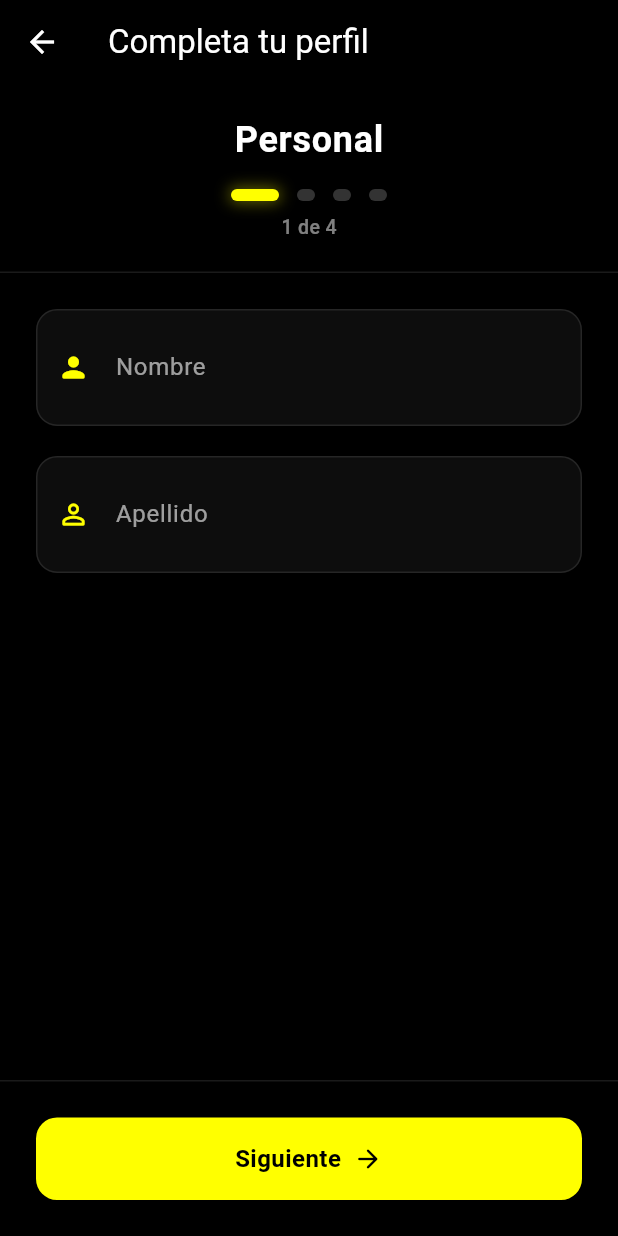
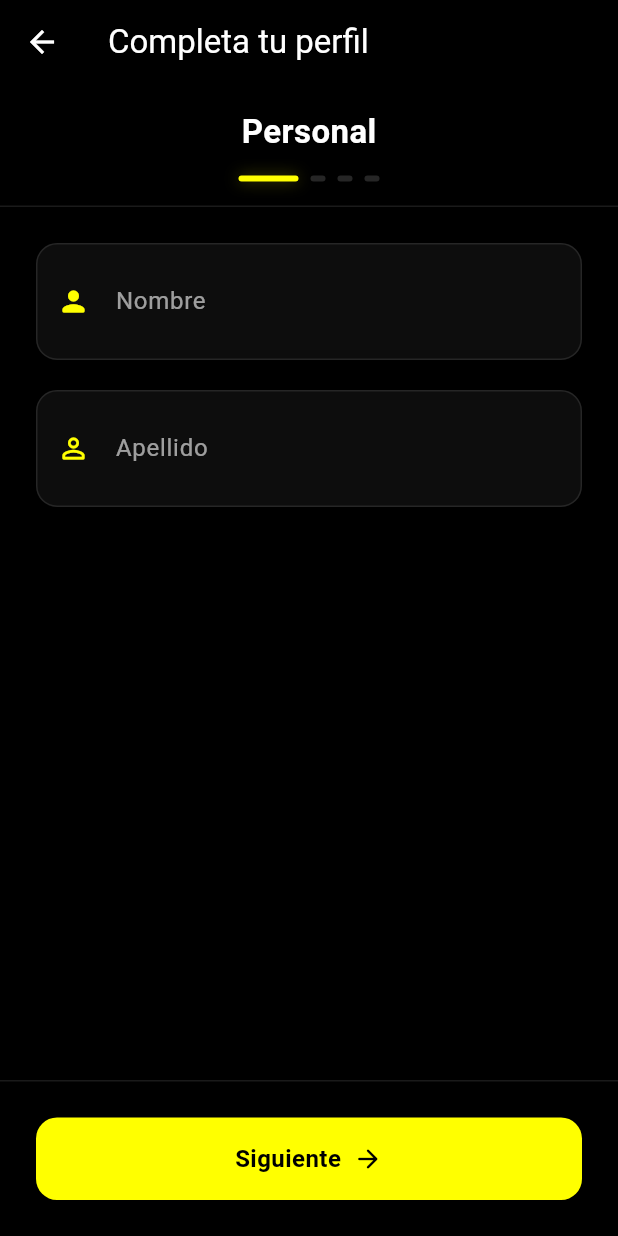
Before and after one commit to Braian551/pingo, a Flutter app: the RegisterScreen screen opened by its route, on a phone screen of 412 x 824 dp. Run offline on Flutter 3.47's test engine with Material 3 defaults, Android fonts, the phone set to English and light mode, and no system bars; our stand-ins replace flutter_map, geolocator, latlong2, pin_code_fields, shared_preferences, shimmer; missing offline and left inert: mysql1; accounts and stored records are empty.

Commit message:
register

```diff
--- a/lib/src/features/auth/presentation/screens/register_screen.dart
+++ b/lib/src/features/auth/presentation/screens/register_screen.dart
@@ -389,7 +389,7 @@ class _RegisterScreenState extends State<RegisterScreen> {
   Widget _buildStepperHeader() {
     final titles = ['Personal', 'Contacto', 'Dirección', 'Seguridad'];
     return Container(
-      padding: const EdgeInsets.symmetric(horizontal: 24, vertical: 20),
+      padding: const EdgeInsets.symmetric(horizontal: 24, vertical: 16),
       decoration: BoxDecoration(
         color: Colors.black,
         border: Border(
@@ -411,7 +411,7 @@ class _RegisterScreenState extends State<RegisterScreen> {
                   opacity: animation,
                   child: SlideTransition(
                     position: Tween<Offset>(
-                      begin: const Offset(0.0, 0.2),
+                      begin: const Offset(0.0, 0.15),
                       end: Offset.zero,
                     ).animate(animation),
                     child: child,
@@ -423,16 +423,16 @@ class _RegisterScreenState extends State<RegisterScreen> {
                 key: ValueKey<int>(_currentStep),
                 style: const TextStyle(
                   color: Colors.white,
-                  fontSize: 24,
+                  fontSize: 22,
                   fontWeight: FontWeight.w700,
-                  letterSpacing: 0.5,
+                  letterSpacing: 0.3,
                 ),
               ),
             ),
           ),
-          const SizedBox(height: 16),
+          const SizedBox(height: 14),
 
-          // Indicador de progreso mejorado
+          // Indicador de progreso moderno y minimalista
           Row(
             mainAxisAlignment: MainAxisAlignment.center,
             children: List.generate(titles.length, (i) {
@@ -440,42 +440,28 @@ class _RegisterScreenState extends State<RegisterScreen> {
               final isPassed = i < _currentStep;
 
               return AnimatedContainer(
-                duration: const Duration(milliseconds: 300),
+                duration: const Duration(milliseconds: 350),
                 curve: Curves.easeOutCubic,
-                margin: const EdgeInsets.symmetric(horizontal: 6),
-                width: isActive ? 32 : (isPassed ? 20 : 12),
-                height: isActive ? 8 : 8,
+                margin: const EdgeInsets.symmetric(horizontal: 4),
+                width: isActive ? 40 : 10,
+                height: 4,
                 decoration: BoxDecoration(
                   color: isActive
                     ? const Color(0xFFFFFF00)
                     : isPassed
-                      ? const Color(0xFFFFFF00).withOpacity(0.5)
-                      : Colors.white.withOpacity(0.2),
-                  borderRadius: BorderRadius.circular(4),
+                      ? const Color(0xFFFFFF00).withOpacity(0.6)
+                      : Colors.white.withOpacity(0.15),
+                  borderRadius: BorderRadius.circular(2),
                   boxShadow: isActive ? [
                     BoxShadow(
-                      color: const Color(0xFFFFFF00).withOpacity(0.4),
+                      color: const Color(0xFFFFFF00).withOpacity(0.3),
                       blurRadius: 8,
-                      spreadRadius: 1,
+                      spreadRadius: 0,
                     ),
                   ] : null,
                 ),
               );
             }),
-          ),
-
-          const SizedBox(height: 8),
-
-          // Contador de pasos
-          Center(
-            child: Text(
-              '${_currentStep + 1} de ${titles.length}',
-              style: TextStyle(
-                color: Colors.white.withOpacity(0.5),
-                fontSize: 13,
-                fontWeight: FontWeight.w500,
-              ),
-            ),
           ),
         ],
       ),
```
